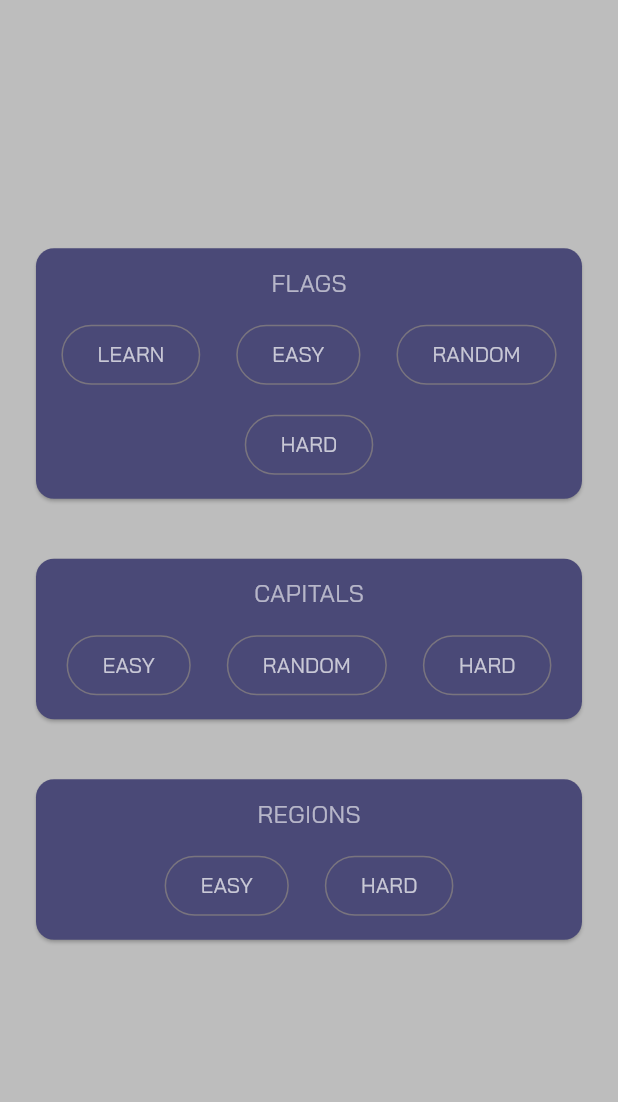
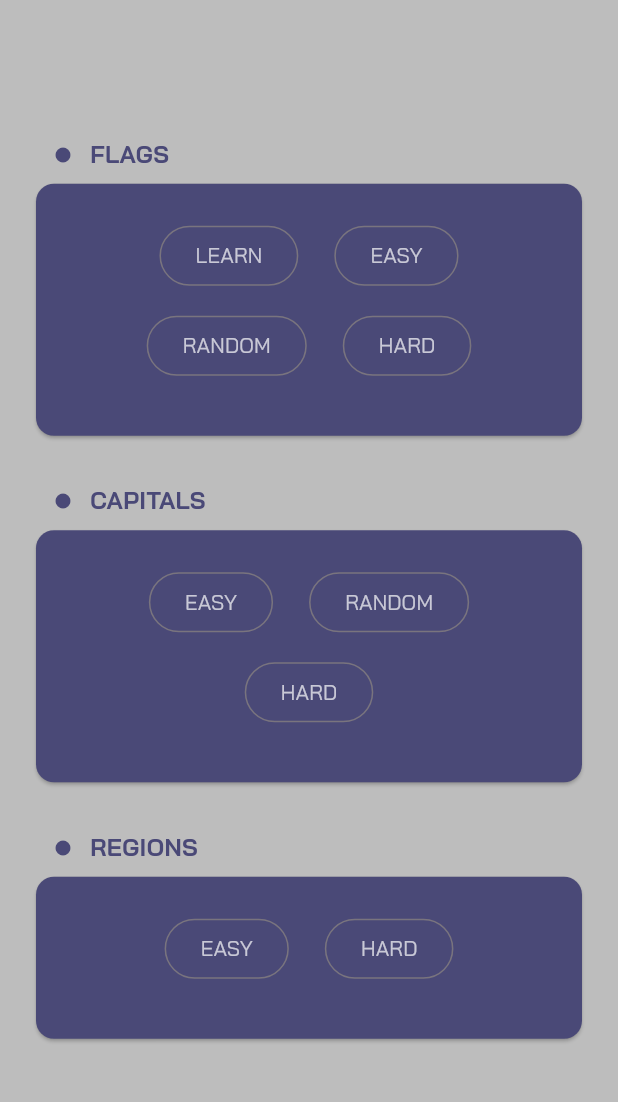
Before and after one commit to ed-mota-teixeira/world, a Flutter app: the MenuPage screen opened by its route, on a phone screen of 412 x 824 dp, the part 84-1186 px from its top. Run offline on Flutter 3.47's test engine with Material 2 defaults, Android fonts, the light colour scheme and no system bars; our stand-ins replace animated_flip_counter, audioplayers, flutter_riverpod, percent_indicator, shared_preferences; missing offline and left inert: animated_snack_bar, image_fade, window_size; accounts and stored records are empty.

Commit message:
Design change + version change

```diff
--- a/lib/views/widgets/menu_option_item.dart
+++ b/lib/views/widgets/menu_option_item.dart
@@ -20,24 +20,29 @@ class MenuOptionItem extends StatelessWidget {
 
   @override
   Widget build(BuildContext context) {
-    var w = MediaQuery.of(context).size.width;
-    var isDesktop = !kIsWeb
+    final w = MediaQuery.of(context).size.width;
+    final isDesktop = !kIsWeb
         ? Platform.isWindows || Platform.isLinux || Platform.isMacOS
         : true;
 
-    return Card(
-      color: Theme.of(context).primaryColor,
-      semanticContainer: false,
-      margin: const EdgeInsets.all(8),
-      child: SizedBox(
+    return Column(
+      mainAxisSize: MainAxisSize.min,
+      children: [
+        SizedBox(
           width: isDesktop ? w / 2 : w - 48,
-          child: Column(
-            mainAxisAlignment: MainAxisAlignment.center,
-            children: [
-              Align(
-                alignment: Alignment.bottomCenter,
-                child: Padding(
-                  padding: const EdgeInsetsDirectional.all(12),
+          child: Padding(
+            padding: const EdgeInsetsDirectional.fromSTEB(12, 0, 12, 0),
+            child: Row(
+              children: [
+                Padding(
+                  padding: const EdgeInsetsDirectional.only(end: 12),
+                  child: Icon(
+                    Icons.circle_rounded,
+                    color: Theme.of(context).primaryColor,
+                    size: 12,
+                  ),
+                ),
+                Expanded(
                   child: Text(
                     title,
                     maxLines: 1,
@@ -45,11 +50,23 @@ class MenuOptionItem extends StatelessWidget {
                     style: TextStyle(
                         fontSize:
                             Theme.of(context).textTheme.subtitle1!.fontSize,
-                        color: Colors.white60),
+                        fontWeight: FontWeight.bold,
+                        color: Theme.of(context).primaryColor),
                   ),
                 ),
-              ),
-              Wrap(
+              ],
+            ),
+          ),
+        ),
+        Card(
+          color: Theme.of(context).primaryColor,
+          semanticContainer: false,
+          margin: const EdgeInsets.all(8),
+          child: SizedBox(
+            width: isDesktop ? w / 2 : w - 48,
+            child: Padding(
+              padding: const EdgeInsets.all(24),
+              child: Wrap(
                 alignment: WrapAlignment.center,
                 children: [
                   if (onLearnPressed != null)
@@ -102,8 +119,10 @@ class MenuOptionItem extends StatelessWidget {
                     ),
                 ],
               ),
-            ],
-          )),
+            ),
+          ),
+        )
+      ],
     );
   }
 }
--- a/pubspec.yaml
+++ b/pubspec.yaml
@@ -17,7 +17,7 @@ publish_to: 'none' # Remove this line if you wish to publish to pub.dev
 # https://developer.apple.com/library/archive/documentation/General/Reference/InfoPlistKeyReference/Articles/CoreFoundationKeys.html
 # In Windows, build-name is used as the major, minor, and patch parts
 # of the product and file versions while build-number is used as the build suffix.
-version: 1.0.1+2
+version: 1.0.2+3
 
 environment:
   sdk: '>=2.18.0 <3.0.0'
```
